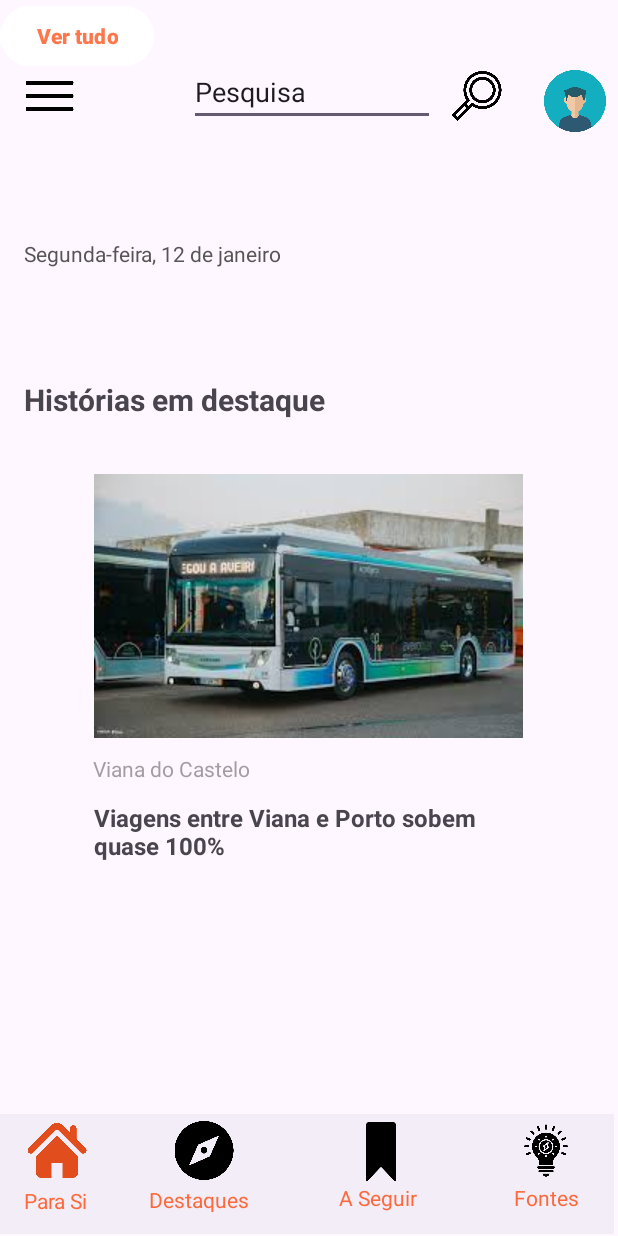
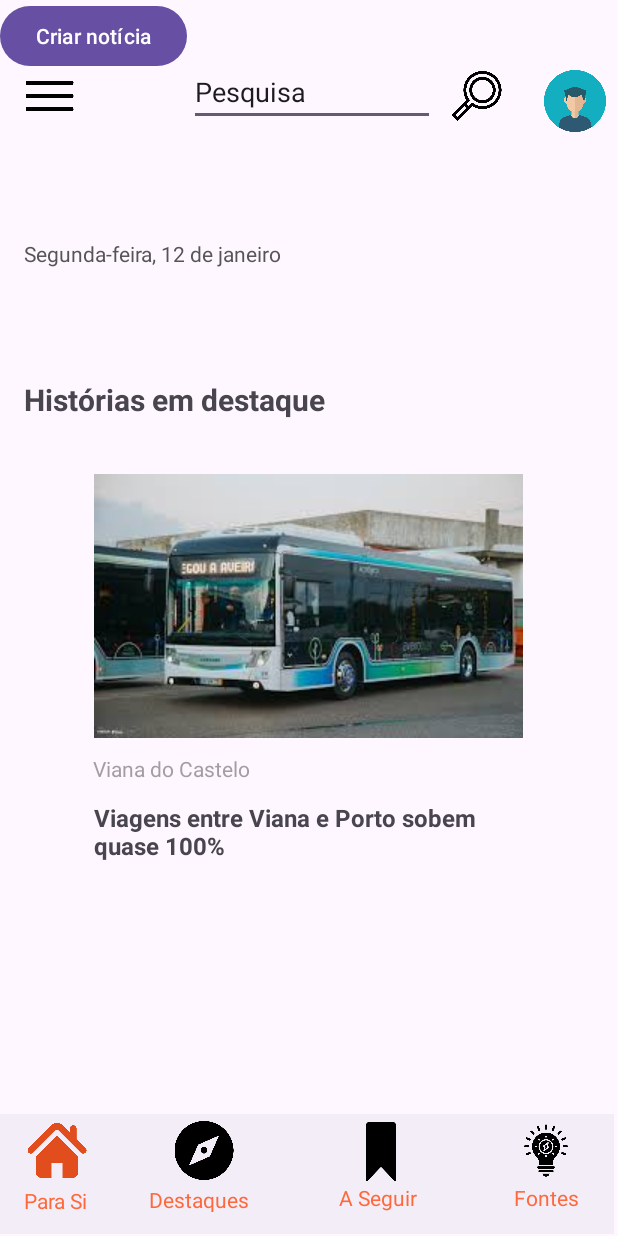
Before and after one commit to ProgramacaoMovel/DivEventos, an Android app: the layout dashboard.xml on its own in the app's theme, with its tools: preview values and no code run, on a phone screen of 412 x 824 dp. Run offline under Robolectric (Android 15) with nearby library versions, the phone set to English and light mode, and no system bars.

Commit message:
adffadf
adfadf

```diff
--- a/app/src/main/java/com/example/eventos/Dashboard.kt
+++ b/app/src/main/java/com/example/eventos/Dashboard.kt
@@ -8,4 +8,5 @@ class Dashboard : AppCompatActivity(){
         super.onCreate(savedInstanceState)
         setContentView(R.layout.dashboard)
     }
+
 }
--- a/app/src/main/res/layout/dashboard.xml
+++ b/app/src/main/res/layout/dashboard.xml
@@ -5,6 +5,8 @@
     android:layout_width="match_parent"
     android:layout_height="match_parent">
 
+
+        <!-- O conteúdo principal da sua tela -->
         <TextView
             android:id="@+id/textView6"
             android:layout_width="wrap_content"
@@ -239,4 +241,16 @@
             app:layout_constraintVertical_bias="0.952"
             app:srcCompat="@drawable/fonte_de_luz" />
 
+    <Button
+        android:id="@+id/button11"
+        android:layout_width="wrap_content"
+        android:layout_height="wrap_content"
+        android:text="Criar notícia"
+        tools:layout_editor_absoluteX="155dp"
+        tools:layout_editor_absoluteY="556dp" />
+    <!-- Seu LinearLayout ou outro layout aqui -->
+
+
+
+
 </androidx.constraintlayout.widget.ConstraintLayout>
--- /dev/null
+++ b/app/src/main/res/layout/nav_header.xml
@@ -0,0 +1,6 @@
+<?xml version="1.0" encoding="utf-8"?>
+<androidx.constraintlayout.widget.ConstraintLayout xmlns:android="http://schemas.android.com/apk/res/android"
+    android:layout_width="match_parent"
+    android:layout_height="match_parent">
+
+</androidx.constraintlayout.widget.ConstraintLayout>
```
Also changed, not shown: app/src/main/java/com/example/eventos/MainActivity.kt (+27 -4 lines), app/src/main/res/layout/menufragment.xml (+29 -1 lines), app/src/main/res/menu/drawer_menu.xml (added, +12 -0 lines). Lines whose indentation alone changed are shown as unchanged.
